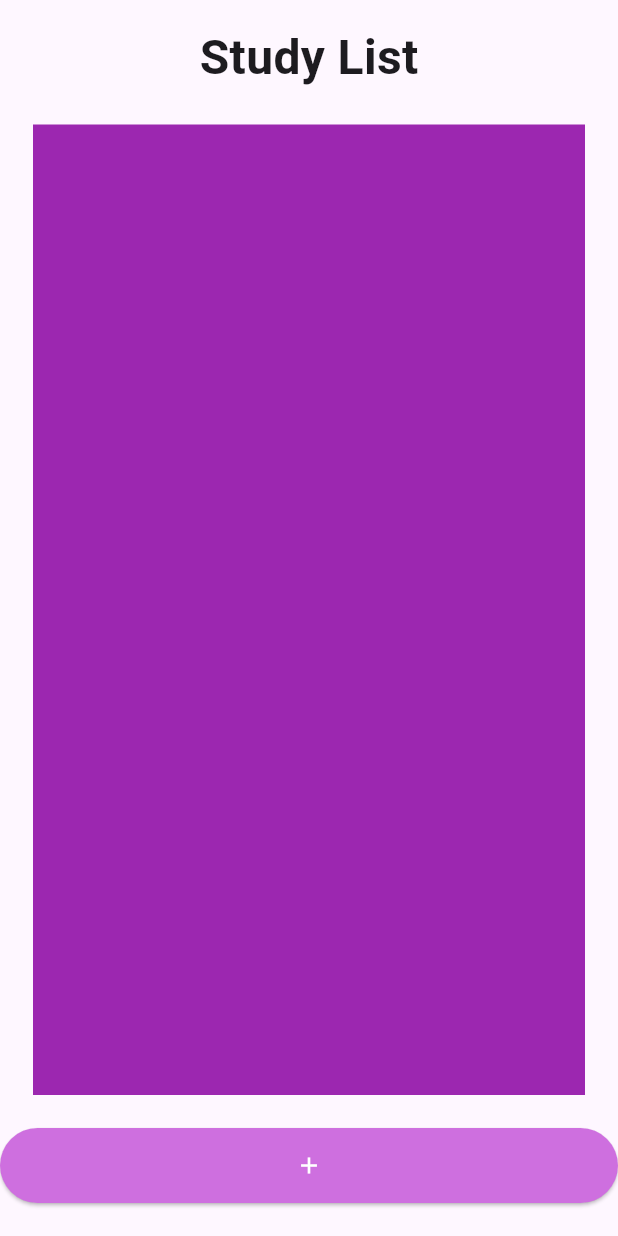
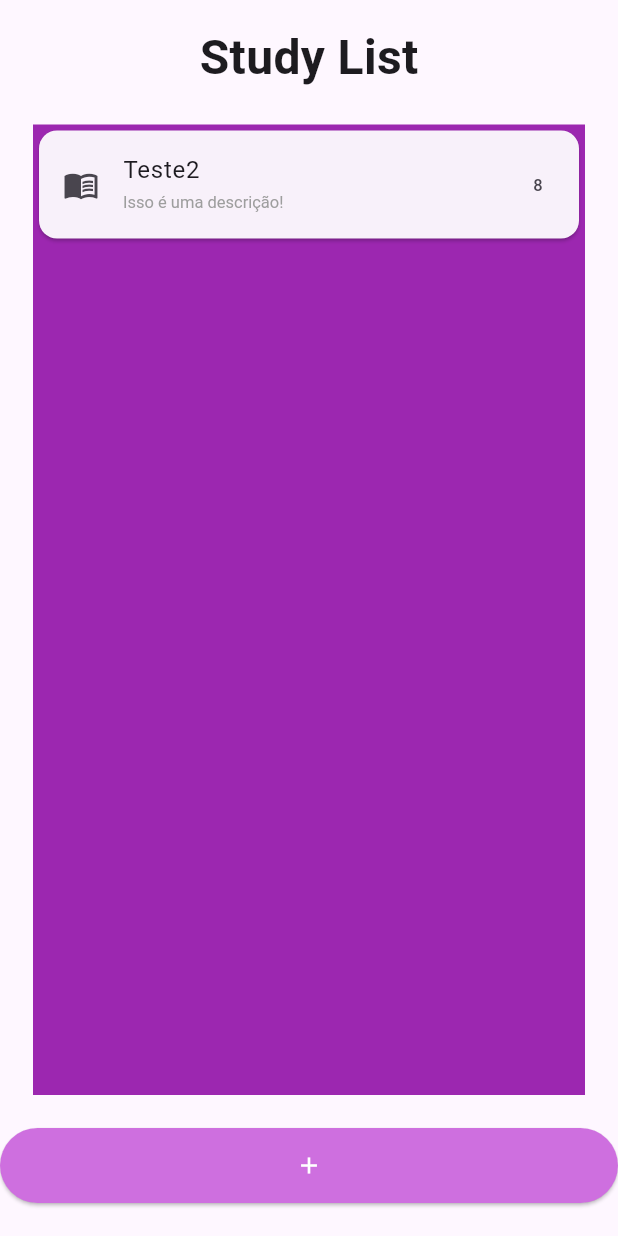
Before and after one commit to PedroH-Peres/studylistapp, a Flutter app: the StudyFormPage widget shown alone on an empty page, opened directly, after a tap on the "add" icon, on a phone screen of 412 x 824 dp. Run offline on Flutter 3.47's test engine with Material 2 defaults, Android fonts, the phone set to English and light mode, and no system bars; our stand-ins replace flutter_mobx, mobx; generated files the repository leaves out were written again.

Commit message:
StudyFormPage List

```diff
--- a/studyapp/lib/main.dart
+++ b/studyapp/lib/main.dart
@@ -3,6 +3,7 @@ import 'package:provider/provider.dart';
 import 'package:studyapp/pages/homepage.dart';
 import 'package:studyapp/pages/initial_page.dart';
 import 'package:studyapp/store/bottomNav.store.dart';
+import 'package:studyapp/store/studyList.store.dart';
 
 void main() {
   runApp(const StudyApp());
@@ -16,7 +17,8 @@ class StudyApp extends StatelessWidget {
   Widget build(BuildContext context) {
     return MultiProvider(
       providers: [
-        Provider<BottomNavStore>(create: (context) => BottomNavStore(),)
+        Provider<BottomNavStore>(create: (context) => BottomNavStore(),),
+        Provider<StudyListStore>(create: (context) => StudyListStore(),),
       ],
       child: MaterialApp(
         title: 'Study App',
--- a/studyapp/lib/pages/studyformpage.dart
+++ b/studyapp/lib/pages/studyformpage.dart
@@ -1,15 +1,28 @@
 import 'package:flutter/material.dart';
+import 'package:flutter_mobx/flutter_mobx.dart';
+import 'package:provider/provider.dart';
+import 'package:studyapp/store/studyList.store.dart';
 
-class StudyFormPage extends StatelessWidget {
+import '../models/study.dart';
+
+class StudyFormPage extends StatefulWidget {
   const StudyFormPage({super.key});
 
   @override
+  State<StudyFormPage> createState() => _StudyFormPageState();
+}
+
+class _StudyFormPageState extends State<StudyFormPage> {
+  @override
   Widget build(BuildContext context) {
+    var listStore = Provider.of<StudyListStore>(context);
+
     return Container(
       width: MediaQuery.of(context).size.width,
       height: MediaQuery.of(context).size.height,
       child: Container(
-        child: Column(
+        child: Observer(
+          builder: (_)=>Column(
             children: [
               const SizedBox(
                 height: 15,
@@ -22,10 +35,27 @@ class StudyFormPage extends StatelessWidget {
                 child: Container(
                   margin: EdgeInsets.all(22),
                   color: Colors.purple,
+                  child: ListView.builder(
+                      itemCount: listStore.studyList.length,
+                      itemBuilder: (cxt, index) => GestureDetector(
+                        onTap: null,
+                        child: Card(
+                          child: ListTile(
+                            title: Text(listStore.studyList[index].title),
+                            leading: Icon(Icons.menu_book_outlined),
+                            trailing: Text(listStore.studyList[index].workTime.toString()),
+                            subtitle: Text(listStore.studyList[index].description ??''),
+                            subtitleTextStyle: TextStyle(color: Colors.grey, fontSize: 11),
+                          ),
+                        ),
+                      ),
+                    ),
                 ),
               ),
               ElevatedButton(
-              onPressed: () {},
+                onPressed: () {
+                  listStore.addStudy(Study(workTime: 8, breakTime: 2, title: "Teste2", description: "Isso é uma descrição!"));
+                },
                 child: Icon(Icons.add),
                 style: ElevatedButton.styleFrom(
                   minimumSize: Size(480, 50),
@@ -40,6 +70,7 @@ class StudyFormPage extends StatelessWidget {
             ],
           ),
         ),
+      ),
     );
   }
 }
```
Also changed, not shown: studyapp/lib/pages/overview.dart (+4 -4 lines), studyapp/lib/store/studyList.store.dart (added, +34 -0 lines), studyapp/lib/store/studyList.store.g.dart (added). Lines whose indentation alone changed are shown as unchanged.
